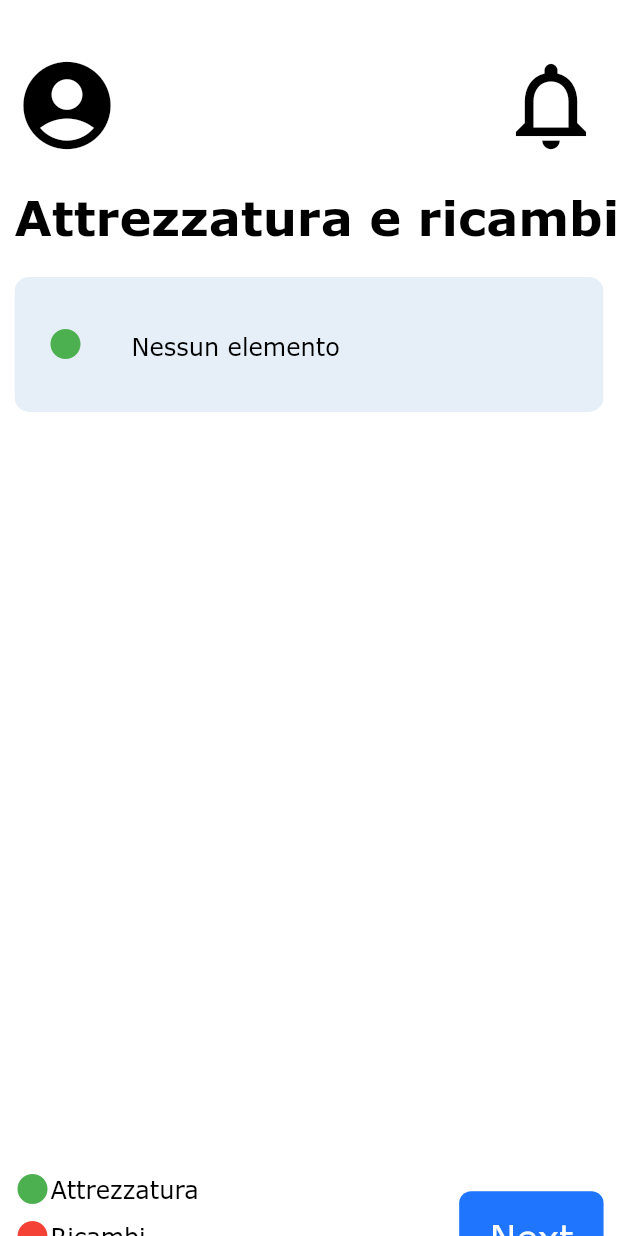
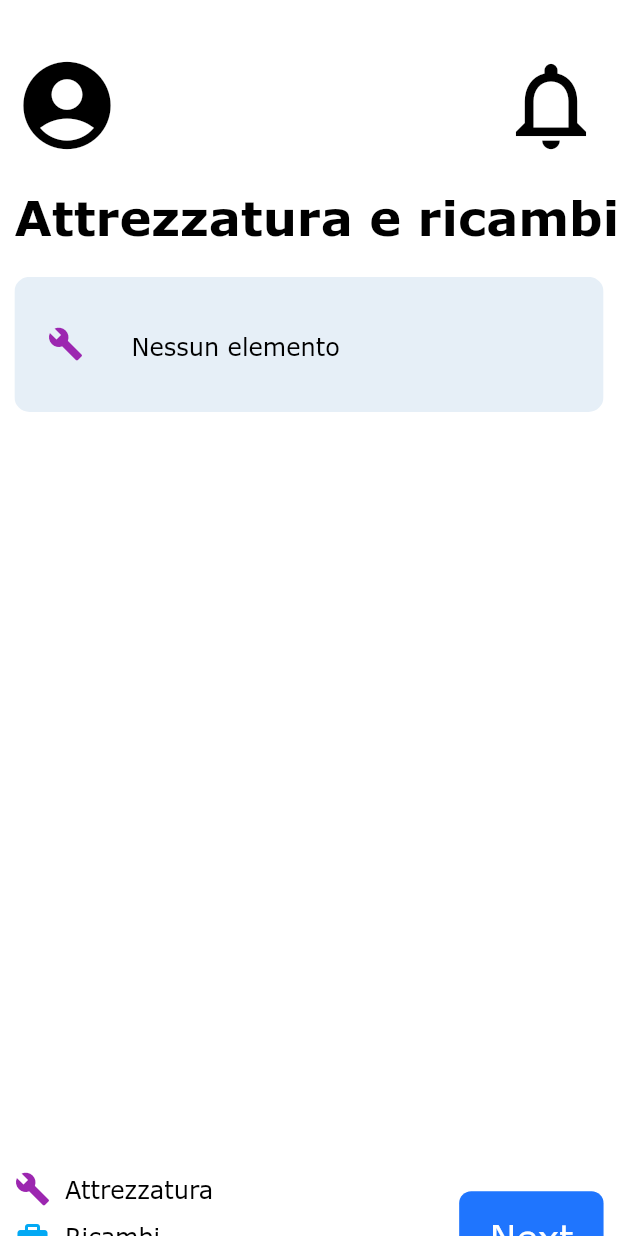
Before and after one commit to AlessioCasolaro/Smart_Assistant-EMAD22-23, a Flutter app: the ToolListPage screen opened directly with empty values, on a phone screen of 412 x 824 dp. Run offline on Flutter 3.47's test engine with Material 2 defaults, Android fonts, the phone set to English and light mode, and no system bars; our stand-ins replace flutter_chat_types, flutter_chat_ui, flutter_dotenv, flutter_native_splash, flutter_screenutil; missing offline and left inert: dart:ffi, jitsi_meet, qr_code_scanner, sigv4, syncfusion_flutter_pdfviewer.

Commit message:
Fix icon, push chatbot backend
Co-Authored-By: Andrea Di Pierno <48768642+adipiz99@users.noreply.github.com>
Co-Authored-By: Giulio Triggiani <69469718+GiulioTriggiani@users.noreply.github.com>
Co-Authored-By: domenico d'alessandro <74026981+domenicodale@users.noreply.github.com>

```diff
--- a/smart_assistant/lib/features/tool_list/view/ToolListPage.dart
+++ b/smart_assistant/lib/features/tool_list/view/ToolListPage.dart
@@ -11,7 +11,8 @@ class ToolListPage extends StatefulWidget {
   List<AttivitaRicambiTipoRicambio>? ricambi;
   List<AttivitaTipoAttrezzaturaTipoAttrezzatura>? attrezzatura;
 
-  ToolListPage({Key? key, required Attivita selectedAttivita}) : super(key: key) {
+  ToolListPage({Key? key, required Attivita selectedAttivita})
+      : super(key: key) {
     attivita = selectedAttivita;
     ricambi = selectedAttivita.attivitaRicambiTipoRicambios;
     attrezzatura = selectedAttivita.attivitaTipoAttrezzaturaTipoAttrezzaturas;
@@ -65,18 +66,21 @@ class _ToolListPageState extends State<ToolListPage> {
                     color: SmartAssistantColors.black,
                   ),
                 ),
-              ],),
+              ],
+            ),
             const SizedBox(
               height: 20,
             ),
-            ToolList(ricambi: widget.attivita!.attivitaRicambiTipoRicambios,
-            attrezzatura: widget.attivita!.attivitaTipoAttrezzaturaTipoAttrezzaturas),
+            ToolList(
+                ricambi: widget.attivita!.attivitaRicambiTipoRicambios,
+                attrezzatura:
+                    widget.attivita!.attivitaTipoAttrezzaturaTipoAttrezzaturas),
             SizedBox(
               height: 20.h,
             ),
             SizedBox(
               height: 70.h,
-              child:Row(
+              child: Row(
                   mainAxisAlignment: MainAxisAlignment.spaceBetween,
                   children: [
                     Column(
@@ -85,7 +89,8 @@ class _ToolListPageState extends State<ToolListPage> {
                         Row(
                           mainAxisAlignment: MainAxisAlignment.start,
                           children: [
-                        const Icon(Icons.circle, color: Colors.green),
+                            const Icon(Icons.build, color: Colors.purple),
+                            SizedBox(width: 10.w),
                             Text(
                               'Attrezzatura',
                               textAlign: TextAlign.left,
@@ -102,7 +107,9 @@ class _ToolListPageState extends State<ToolListPage> {
                         Row(
                           mainAxisAlignment: MainAxisAlignment.start,
                           children: [
-                        const Icon(Icons.circle, color: Colors.red),
+                            const Icon(Icons.home_repair_service,
+                                color: Colors.lightBlue),
+                            SizedBox(width: 10.w),
                             Text(
                               'Ricambi',
                               textAlign: TextAlign.left,
@@ -130,8 +137,9 @@ class _ToolListPageState extends State<ToolListPage> {
                                 Navigator.push(
                                   context,
                                   MaterialPageRoute(
-                                builder: (context) =>
-                                    QRScanner(key: null, selectedAttivita: widget.attivita!),
+                                    builder: (context) => QRScanner(
+                                        key: null,
+                                        selectedAttivita: widget.attivita!),
                                   ),
                                 );
                               }),
--- a/smart_assistant/lib/features/tool_list/widget/ToolList.dart
+++ b/smart_assistant/lib/features/tool_list/widget/ToolList.dart
@@ -23,7 +23,7 @@ class ToolList extends StatefulWidget {
 class _ToolListState extends State<ToolList> {
   List<String> tools = [];
 
-  void fillList(){
+  void fillList() {
     for (var i = 0; i < widget.attrezzatura.length; i++) {
       tools.add(widget.attrezzatura[i].nome);
     }
@@ -31,7 +31,7 @@ class _ToolListState extends State<ToolList> {
       tools.add(widget.ricambi[i].nome);
     }
 
-    if(tools.length == 0){
+    if (tools.length == 0) {
       tools.add("Nessun elemento");
     }
   }
@@ -50,30 +50,28 @@ class _ToolListState extends State<ToolList> {
           itemBuilder: (context, index) {
             return ListTile(
               shape: RoundedRectangleBorder(
-                side: BorderSide(
-                    color: SmartAssistantColors.secondary,
-                    width: 2),
+                side:
+                    BorderSide(color: SmartAssistantColors.secondary, width: 2),
                 borderRadius: BorderRadius.circular(10),
               ),
               tileColor: SmartAssistantColors.secondary,
               contentPadding:
                   const EdgeInsets.symmetric(vertical: 15.0, horizontal: 20.0),
               leading: index <= widget.attrezzatura.length
-                ? Icon(Icons.circle, color: Colors.green)
-                : Icon(Icons.circle, color: Colors.red),
+                  ? const Icon(Icons.build, color: Colors.purple)
+                  : const Icon(Icons.home_repair_service,
+                      color: Colors.lightBlue),
               title: Text(
                 tools[index],
                 style: TextStyles.body.copyWith(
-                    fontSize: 18.sp,
-                    color: SmartAssistantColors.black
-                ),
+                    fontSize: 18.sp, color: SmartAssistantColors.black),
               ),
             );
           },
           separatorBuilder: (BuildContext context, int index) =>
               const Divider(height: 10),
         ),
-        ),
+      ),
     );
   }
 }
--- a/smart_assistant/lib/main.dart
+++ b/smart_assistant/lib/main.dart
@@ -10,7 +10,10 @@ import 'shared/widgets/onboarding_widget.dart';
 import 'shared/widgets/page_indicator.dart';
 import 'shared/widgets/button.dart';
 
-void main() {
+import 'package:flutter_dotenv/flutter_dotenv.dart';
+
+Future main() async {
+  await dotenv.load(fileName: ".env");
   WidgetsBinding widgetsBinding = WidgetsFlutterBinding.ensureInitialized();
   FlutterNativeSplash.preserve(widgetsBinding: widgetsBinding);
   runApp(const MyApp());
--- a/smart_assistant/pubspec.yaml
+++ b/smart_assistant/pubspec.yaml
@@ -45,6 +45,11 @@ dependencies:
   bubble: ^1.2.1
   jitsi_meet: ^4.0.0
 
+  flutter_dotenv: ^5.0.2
+  sigv4: ^5.0.0
+
+
+
 dev_dependencies:
   flutter_test:
     sdk: flutter
@@ -64,6 +69,7 @@ flutter:
   # Assets
   assets:
     - assets/images/
+    - .env
 
   fonts:
     - family: Verdana
```
Also changed, not shown: smart_assistant/lib/features/chat_bot/back/bot_service.dart (added, +46 -0 lines), smart_assistant/lib/features/chat_bot/view/ChatBot.dart (+7 -6 lines), smart_assistant/lib/features/dashboard/widgets/quick_action.dart (+9 -5 lines), smart_assistant/lib/features/qr/views/qrScanner.dart (+19 -0 lines), smart_assistant/pubspec.lock, 2 other files. Lines whose indentation alone changed are shown as unchanged.
